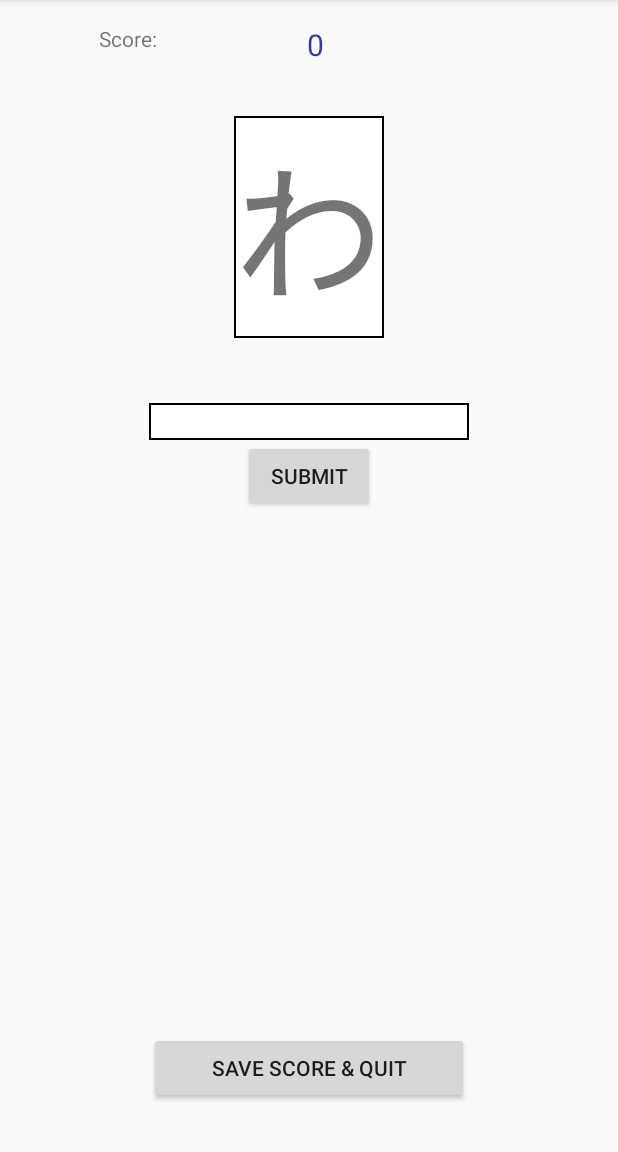
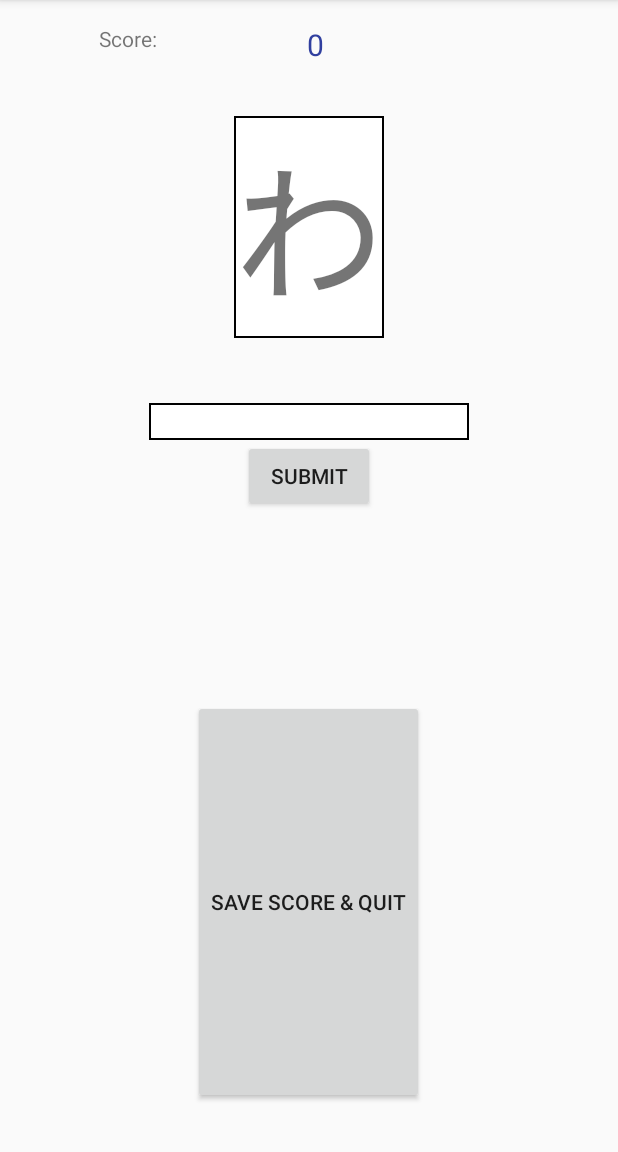
Before and after one commit to cjspiece/KanaQuizzer, an Android app: the HiraganaActivity screen opened directly, with no data from a screen before it, on a phone screen of 412 x 824 dp, the part 84-1236 px from its top. Run offline under Robolectric (Android 15) with nearby library versions, the phone set to English and light mode, and no system bars.

Commit message:
Modified layouts Added sorting to the statistics Cleaned up some of the code

```diff
--- a/app/src/main/java/com/example/cjspiece/kanaquizzer/DbAdapter.java
+++ b/app/src/main/java/com/example/cjspiece/kanaquizzer/DbAdapter.java
@@ -15,6 +15,7 @@ public class DbAdapter extends BaseAdapter {
     private List<Score> listScores;
     private int length;
 
+    // Parameterized constructor for the adapter
     public DbAdapter(Context c) {
         mContext = c;
         db = new KanaQuizzerDatabaseHelper(mContext);
@@ -22,10 +23,12 @@ public class DbAdapter extends BaseAdapter {
         length = listScores.size();
     }
 
+    // Getter method that returns the length of the list from the database
     public int getCount() {
         return length;
     }
 
+    // getter method that returns the Objects position: 0,1,2...etc
     public Object getItem(int position) {
         return null;
     }
@@ -34,6 +37,7 @@ public class DbAdapter extends BaseAdapter {
         return 0;
     }
 
+    // Creates a new TextField for each entry in the list
     public View getView(int position, View convertView, ViewGroup parent) {
         TextView myText;
         if (convertView == null) {
--- a/app/src/main/java/com/example/cjspiece/kanaquizzer/HiraAdapter.java
+++ b/app/src/main/java/com/example/cjspiece/kanaquizzer/HiraAdapter.java
@@ -32,6 +32,7 @@ public class HiraAdapter extends BaseAdapter {
                 "mya", "myo", "myu", "rya", "ryo", "ryu"
     };
 
+    // Constructor that accepts a context
     public HiraAdapter(Context c) {
         mContext = c;
     }
@@ -48,6 +49,7 @@ public class HiraAdapter extends BaseAdapter {
         return 0;
     }
 
+    // Creates a new TextView for each value in the array and places them into a GridView grid slot
     public View getView(int position, View convertView, ViewGroup parent) {
         TextView myText;
         if (convertView == null) {
--- a/app/src/main/java/com/example/cjspiece/kanaquizzer/HiraganaActivity.java
+++ b/app/src/main/java/com/example/cjspiece/kanaquizzer/HiraganaActivity.java
@@ -48,7 +48,6 @@ public class HiraganaActivity extends AppCompatActivity {
         Intent intent = new Intent(this, MainActivity.class);
         startActivity(intent);
     }
-
 
     private class DrawerItemClickListener implements ListView.OnItemClickListener {
         @Override
--- a/app/src/main/java/com/example/cjspiece/kanaquizzer/KataAdapter.java
+++ b/app/src/main/java/com/example/cjspiece/kanaquizzer/KataAdapter.java
@@ -50,6 +50,7 @@ public class KataAdapter extends BaseAdapter {
             "mya", "myo", "myu", "rya", "ryo", "ryu"
     };
 
+    // Constructor that accepts a context
     public KataAdapter(Context c) {
         mContext = c;
     }
@@ -66,6 +67,7 @@ public class KataAdapter extends BaseAdapter {
         return 0;
     }
 
+    // Creates a new TextView for each value in the array and places them into a GridView grid slot
     public View getView(int position, View convertView, ViewGroup parent) {
         TextView myText;
         if (convertView == null) {
--- a/app/src/main/java/com/example/cjspiece/kanaquizzer/Menu.java
+++ b/app/src/main/java/com/example/cjspiece/kanaquizzer/Menu.java
@@ -1,12 +1,12 @@
 package com.example.cjspiece.kanaquizzer;
 
 // This class is used to establish the menu items for the recycler
-
 public class Menu {
     private String name;
     private int imageResourceId;
     private String click;
 
+    // Associates the Menu items with their drawable material
     public static final Menu[] menus = {new Menu("Hiragana Quiz", R.drawable.hiragana),
             new Menu("Katakana Quiz", R.drawable.katakana),
             new Menu("Hiragana List", R.drawable.hirachart),
--- a/app/src/main/res/layout/activity_hiragana.xml
+++ b/app/src/main/res/layout/activity_hiragana.xml
@@ -4,6 +4,12 @@
     android:id="@+id/drawer_layout"
     android:layout_width="match_parent"
     android:layout_height="match_parent" >
+
+    <ScrollView
+        xmlns:android="http://schemas.android.com/apk/res/android"
+        android:layout_width="fill_parent"
+        android:layout_height="fill_parent"
+        android:fillViewport="true">
 
         <RelativeLayout xmlns:android="http://schemas.android.com/apk/res/android"
             xmlns:tools="http://schemas.android.com/tools"
@@ -82,15 +88,15 @@
                 android:layout_width="wrap_content"
                 android:layout_height="wrap_content"
                 android:layout_marginBottom="16dp"
+                android:layout_marginTop="125dp"
+                android:layout_below="@id/submitButton"
                 android:id="@+id/quitButton"
                 android:layout_alignParentBottom="true"
-            android:layout_alignRight="@+id/inputEt"
-            android:layout_alignEnd="@+id/inputEt"
-            android:layout_alignLeft="@+id/inputEt"
-            android:layout_alignStart="@+id/inputEt"
+                android:layout_centerHorizontal="true"
                 android:onClick="onSaveAndQuit" />
 
         </RelativeLayout>
+    </ScrollView>
 
     <ListView
         android:id="@+id/drawer"
```
Also changed, not shown: app/src/main/java/com/example/cjspiece/kanaquizzer/HiraganaLib.java (+9 -0 lines), app/src/main/java/com/example/cjspiece/kanaquizzer/KanaQuizzerDatabaseHelper.java (+15 -17 lines), app/src/main/java/com/example/cjspiece/kanaquizzer/KatakanaLib.java (+9 -1 lines), app/src/main/java/com/example/cjspiece/kanaquizzer/Score.java (+6 -4 lines), app/src/main/res/layout/activity_katakana.xml (+11 -4 lines). Lines whose indentation alone changed are shown as unchanged.
